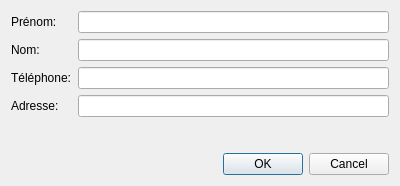
The window that InfoDynamiqueQt/Vues/vuegestionclient.ui (AlexandreGirardin/ProjetAnalyse) describes before a commit, drawn with Qt 5.
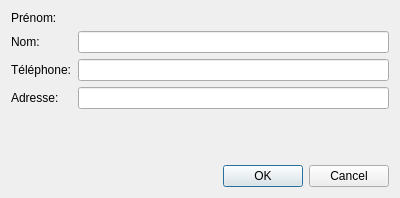
The same window after the commit.

Commit message: Widget combiné pour champ de formulaire

What changed in the file:
```diff
--- a/InfoDynamiqueQt/Vues/vuegestionclient.ui
+++ b/InfoDynamiqueQt/Vues/vuegestionclient.ui
@@ -7,7 +7,7 @@
     <x>0</x>
     <y>0</y>
     <width>400</width>
-    <height>186</height>
+    <height>198</height>
    </rect>
   </property>
   <property name="windowTitle">
@@ -23,9 +23,6 @@
        </property>
       </widget>
      </item>
-     <item row="0" column="1">
-      <widget class="QLineEdit" name="champPrenom"/>
-     </item>
      <item row="1" column="0">
       <widget class="QLabel" name="etiquetteNom">
        <property name="text">
```
Left out of the diff: 2 changed lines with no effect on the pictures. The commit also changes 11 other files.
